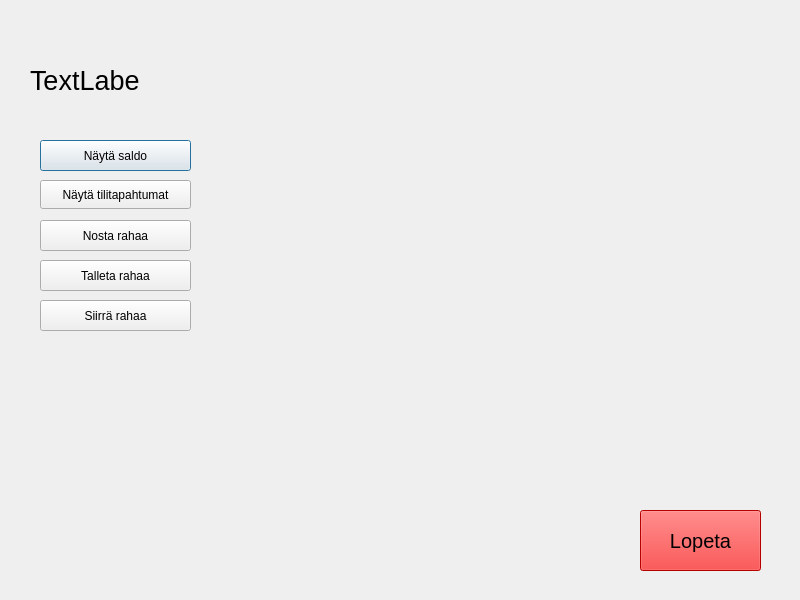
First picture: the form in frontend/clientwindow.ui, repository 22kmo-project/group_7, before the edit.
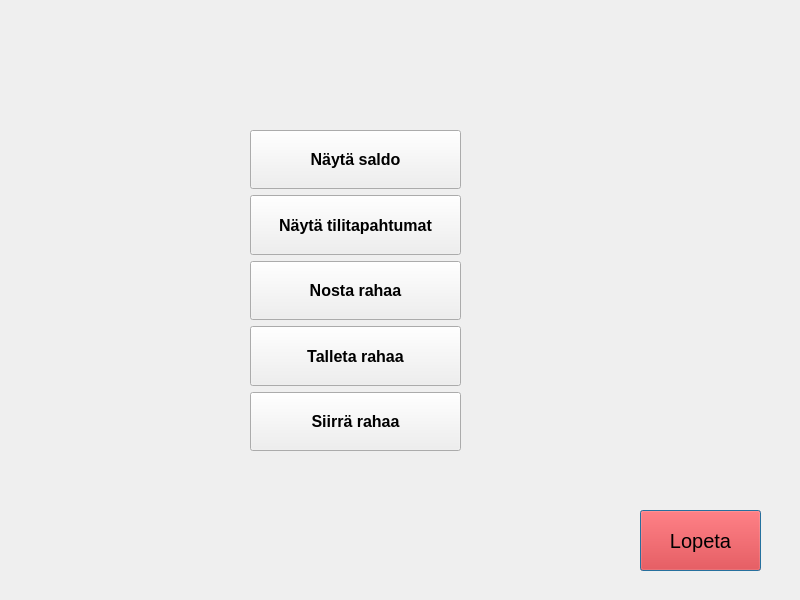
Second picture: the form after the edit.

```diff
--- a/frontend/clientwindow.ui
+++ b/frontend/clientwindow.ui
@@ -13,63 +13,6 @@
   <property name="windowTitle">
    <string>Dialog</string>
   </property>
-  <widget class="QLabel" name="label_id_card">
-   <property name="geometry">
-    <rect>
-     <x>30</x>
-     <y>60</y>
-     <width>111</width>
-     <height>41</height>
-    </rect>
-   </property>
-   <property name="font">
-    <font>
-     <pointsize>20</pointsize>
-    </font>
-   </property>
-   <property name="text">
-    <string>TextLabel</string>
-   </property>
-  </widget>
-  <widget class="QPushButton" name="button_nayta_saldo">
-   <property name="geometry">
-    <rect>
-     <x>40</x>
-     <y>140</y>
-     <width>151</width>
-     <height>31</height>
-    </rect>
-   </property>
-   <property name="text">
-    <string>Näytä saldo</string>
-   </property>
-  </widget>
-  <widget class="QPushButton" name="button_withdraw">
-   <property name="geometry">
-    <rect>
-     <x>40</x>
-     <y>220</y>
-     <width>151</width>
-     <height>31</height>
-    </rect>
-   </property>
-   <property name="text">
-    <string>Nosta rahaa</string>
-   </property>
-  </widget>
-  <widget class="QPushButton" name="button_deposit">
-   <property name="geometry">
-    <rect>
-     <x>40</x>
-     <y>260</y>
-     <width>151</width>
-     <height>31</height>
-    </rect>
-   </property>
-   <property name="text">
-    <string>Talleta rahaa</string>
-   </property>
-  </widget>
   <widget class="QPushButton" name="button_exit">
    <property name="geometry">
     <rect>
@@ -92,31 +35,118 @@
     <string>Lopeta</string>
    </property>
   </widget>
-  <widget class="QPushButton" name="pushButtonTrans">
+  <widget class="QWidget" name="">
    <property name="geometry">
     <rect>
-     <x>40</x>
-     <y>180</y>
-     <width>151</width>
-     <height>29</height>
+     <x>250</x>
+     <y>130</y>
+     <width>211</width>
+     <height>321</height>
     </rect>
    </property>
-   <property name="text">
-    <string>Näytä tilitapahtumat</string>
+   <property name="sizePolicy">
+    <sizepolicy hsizetype="MinimumExpanding" vsizetype="MinimumExpanding">
+     <horstretch>0</horstretch>
+     <verstretch>0</verstretch>
+    </sizepolicy>
    </property>
-  </widget>
-  <widget class="QPushButton" name="button_transfer">
-   <property name="geometry">
-    <rect>
-     <x>40</x>
-     <y>300</y>
-     <width>151</width>
-     <height>31</height>
-    </rect>
-   </property>
-   <property name="text">
-    <string>Siirrä rahaa</string>
-   </property>
+   <layout class="QVBoxLayout" name="verticalLayout">
+    <item>
+     <widget class="QPushButton" name="button_nayta_saldo">
+      <property name="sizePolicy">
+       <sizepolicy hsizetype="MinimumExpanding" vsizetype="MinimumExpanding">
+        <horstretch>0</horstretch>
+        <verstretch>0</verstretch>
+       </sizepolicy>
+      </property>
+      <property name="font">
+       <font>
+        <pointsize>12</pointsize>
+        <bold>true</bold>
+       </font>
+      </property>
+      <property name="text">
+       <string>Näytä saldo</string>
+      </property>
+     </widget>
+    </item>
+    <item>
+     <widget class="QPushButton" name="pushButtonTrans">
+      <property name="sizePolicy">
+       <sizepolicy hsizetype="MinimumExpanding" vsizetype="MinimumExpanding">
+        <horstretch>0</horstretch>
+        <verstretch>0</verstretch>
+       </sizepolicy>
+      </property>
+      <property name="font">
+       <font>
+        <pointsize>12</pointsize>
+        <bold>true</bold>
+       </font>
+      </property>
+      <property name="text">
+       <string>Näytä tilitapahtumat</string>
+      </property>
+     </widget>
+    </item>
+    <item>
+     <widget class="QPushButton" name="button_withdraw">
+      <property name="sizePolicy">
+       <sizepolicy hsizetype="MinimumExpanding" vsizetype="MinimumExpanding">
+        <horstretch>0</horstretch>
+        <verstretch>0</verstretch>
+       </sizepolicy>
+      </property>
+      <property name="font">
+       <font>
+        <pointsize>12</pointsize>
+        <bold>true</bold>
+       </font>
+      </property>
+      <property name="text">
+       <string>Nosta rahaa</string>
+      </property>
+     </widget>
+    </item>
+    <item>
+     <widget class="QPushButton" name="button_deposit">
+      <property name="sizePolicy">
+       <sizepolicy hsizetype="MinimumExpanding" vsizetype="MinimumExpanding">
+        <horstretch>0</horstretch>
+        <verstretch>0</verstretch>
+       </sizepolicy>
+      </property>
+      <property name="font">
+       <font>
+        <pointsize>12</pointsize>
+        <bold>true</bold>
+       </font>
+      </property>
+      <property name="text">
+       <string>Talleta rahaa</string>
+      </property>
+     </widget>
+    </item>
+    <item>
+     <widget class="QPushButton" name="button_transfer">
+      <property name="sizePolicy">
+       <sizepolicy hsizetype="MinimumExpanding" vsizetype="MinimumExpanding">
+        <horstretch>0</horstretch>
+        <verstretch>0</verstretch>
+       </sizepolicy>
+      </property>
+      <property name="font">
+       <font>
+        <pointsize>12</pointsize>
+        <bold>true</bold>
+       </font>
+      </property>
+      <property name="text">
+       <string>Siirrä rahaa</string>
+      </property>
+     </widget>
+    </item>
+   </layout>
   </widget>
  </widget>
  <resources/>
```
